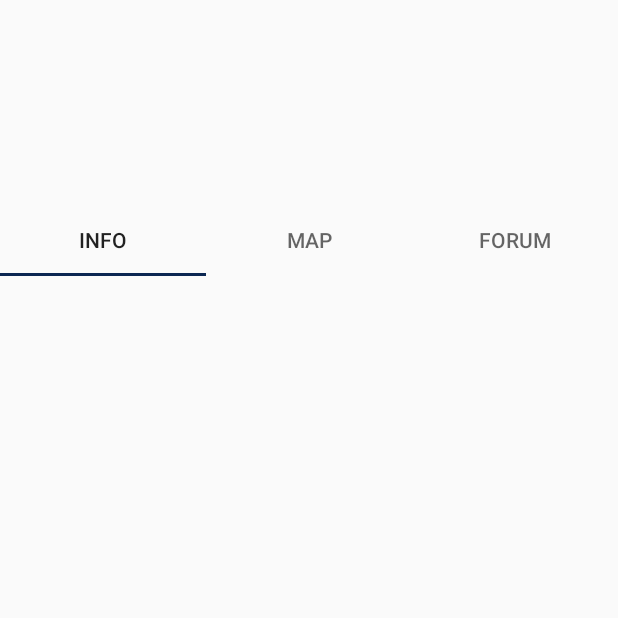
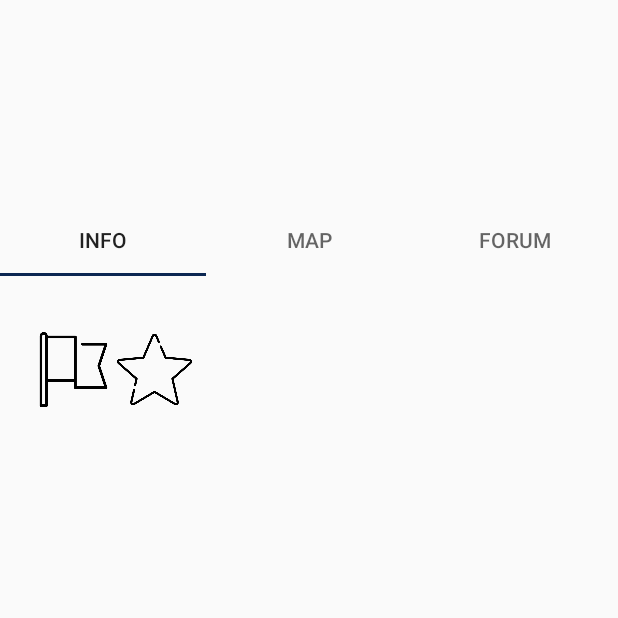
Before and after one commit to ALupic/Sights-App, an Android app: the SightActivity screen opened directly, with no data from a screen before it, on a phone screen of 412 x 824 dp, the top half of it. Run offline under Robolectric (Android 15) with nearby library versions, the phone set to English and light mode, and no system bars; 1 statement that could not run was skipped.

Commit message:
Toggle buttons

```diff
--- a/app/src/main/java/com/example/sightsofeurope/SightActivity.java
+++ b/app/src/main/java/com/example/sightsofeurope/SightActivity.java
@@ -6,6 +6,7 @@ import androidx.viewpager.widget.ViewPager;
 import android.content.Context;
 import android.content.Intent;
 import android.content.res.Resources;
+import android.graphics.Typeface;
 import android.os.Bundle;
 import android.widget.ImageView;
 import android.widget.TextView;
@@ -65,6 +66,10 @@ public class SightActivity extends AppCompatActivity {
         pageAdapter = new PageAdapterSight(getSupportFragmentManager(), tabLayout.getTabCount());
         viewPager.setAdapter(pageAdapter);
 
+        // fonts
+        Typeface typefaceFont = Typeface.createFromAsset(getAssets(), "fonts/Orienta-Regular.ttf");
+        countryNameTW.setTypeface(typefaceFont);
+
         Context c = SightActivity.this;
         Resources res = getResources();
         int resourceId = res.getIdentifier(transCover, "drawable", c.getPackageName());         // REVIEW
--- a/app/src/main/java/com/example/sightsofeurope/SightInfoFragment.java
+++ b/app/src/main/java/com/example/sightsofeurope/SightInfoFragment.java
@@ -5,13 +5,18 @@ import android.os.Bundle;
 import android.view.LayoutInflater;
 import android.view.View;
 import android.view.ViewGroup;
+import android.widget.CompoundButton;
 import android.widget.TextView;
+import android.widget.ToggleButton;
 
+import androidx.core.content.ContextCompat;
 import androidx.fragment.app.Fragment;
 
 public class SightInfoFragment extends Fragment {
 
     TextView sightContentTW;
+    ToggleButton beenHereIW;
+    ToggleButton wannaGoIW;
 
     DatabaseHelper db;
 
@@ -34,6 +39,35 @@ public class SightInfoFragment extends Fragment {
         Typeface typefaceFont = Typeface.createFromAsset(v.getContext().getAssets(), "fonts/Orienta-Regular.ttf");
         sightContentTW.setTypeface(typefaceFont);
 
+        beenHereIW = (ToggleButton) v.findViewById(R.id.beenHereIW);
+        wannaGoIW = (ToggleButton) v.findViewById(R.id.wannaGoIW);
+        beenHereIW.setChecked(false);
+        beenHereIW.setBackgroundDrawable(ContextCompat.getDrawable(getActivity().getApplicationContext(), R.drawable.been_here));
+        wannaGoIW.setChecked(false);
+        wannaGoIW.setBackgroundDrawable(ContextCompat.getDrawable(getActivity().getApplicationContext(), R.drawable.wanna_go));
+
+        beenHereIW.setOnCheckedChangeListener(new CompoundButton.OnCheckedChangeListener() {
+            @Override
+            public void onCheckedChanged(CompoundButton buttonView, boolean isChecked) {
+                if (isChecked) {
+                    beenHereIW.setBackgroundDrawable(ContextCompat.getDrawable(getActivity().getApplicationContext(), R.drawable.been_here_c));
+                }else{
+                    beenHereIW.setBackgroundDrawable(ContextCompat.getDrawable(getActivity().getApplicationContext(), R.drawable.been_here));
+                }
+            }
+        });
+
+        wannaGoIW.setOnCheckedChangeListener(new CompoundButton.OnCheckedChangeListener() {
+            @Override
+            public void onCheckedChanged(CompoundButton buttonView, boolean isChecked) {
+                if (isChecked) {
+                    wannaGoIW.setBackgroundDrawable(ContextCompat.getDrawable(getActivity().getApplicationContext(), R.drawable.wanna_go_c));
+                }else{
+                    wannaGoIW.setBackgroundDrawable(ContextCompat.getDrawable(getActivity().getApplicationContext(), R.drawable.wanna_go));
+                }
+            }
+        });
+
         return v;
     }
 }
--- a/app/src/main/res/layout/fragment_sight_info.xml
+++ b/app/src/main/res/layout/fragment_sight_info.xml
@@ -9,14 +9,46 @@
 
     <TextView
         android:id="@+id/sightContentTW"
-        android:layout_width="wrap_content"
+        android:layout_width="match_parent"
         android:layout_height="wrap_content"
         android:layout_marginStart="24dp"
         android:layout_marginLeft="24dp"
+        android:layout_marginTop="60dp"
+        android:layout_marginEnd="24dp"
         android:layout_marginRight="24dp"
-        android:layout_marginTop="60dp"
         android:text="Sight Description"
+        app:layout_constraintEnd_toEndOf="parent"
         app:layout_constraintStart_toStartOf="parent"
         app:layout_constraintTop_toTopOf="parent" />
 
+    <ToggleButton
+        android:id="@+id/beenHereIW"
+        android:layout_width="50dp"
+        android:layout_height="50dp"
+        android:layout_marginStart="24dp"
+        android:layout_marginLeft="24dp"
+        android:layout_marginTop="8dp"
+        android:adjustViewBounds="true"
+        android:scaleType="fitCenter"
+        android:textOff=""
+        android:textOn=""
+        app:layout_constraintStart_toStartOf="parent"
+        app:layout_constraintTop_toBottomOf="@+id/sightContentTW"
+        app:srcCompat="@drawable/been_here" />
+
+    <ToggleButton
+        android:id="@+id/wannaGoIW"
+        android:layout_width="50dp"
+        android:layout_height="50dp"
+        android:layout_marginStart="4dp"
+        android:layout_marginLeft="4dp"
+        android:layout_marginTop="8dp"
+        android:adjustViewBounds="true"
+        android:scaleType="fitCenter"
+        android:textOff=""
+        android:textOn=""
+        app:layout_constraintStart_toEndOf="@+id/beenHereIW"
+        app:layout_constraintTop_toBottomOf="@+id/sightContentTW"
+        app:srcCompat="@drawable/wanna_go" />
+
 </androidx.constraintlayout.widget.ConstraintLayout>
```
Also changed, not shown: app/src/main/res/drawable/been_here.png (added), app/src/main/res/drawable/been_here_c.png (added), app/src/main/res/drawable/wanna_go.png (added), app/src/main/res/drawable/wanna_go_c.png (added).
